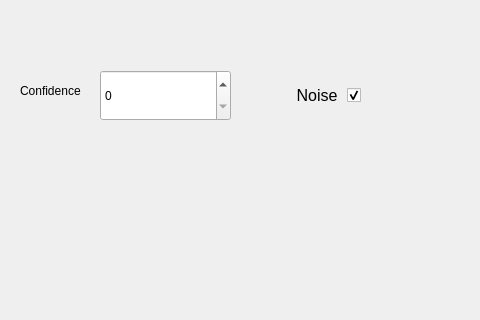
This is mainwindow.ui in mennovf/perfect-pitch as Qt 5 draws it before an edit; both pictures show x 0 to 480 and y 0 to 320 of the 1110 by 615 pixel window. The edited form follows.
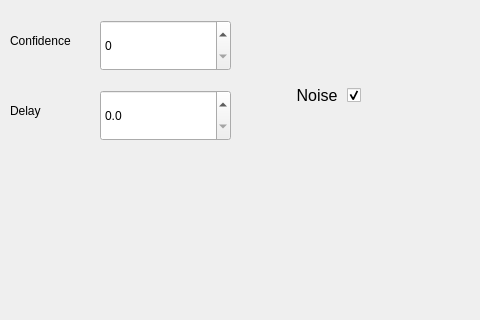
This is the edited form.

Commit message: Add delay before switching away from the correct note

The edit to the form file:
```diff
--- a/mainwindow.ui
+++ b/mainwindow.ui
@@ -47,8 +47,8 @@
    <widget class="QLabel" name="label">
     <property name="geometry">
      <rect>
-      <x>20</x>
-      <y>70</y>
+      <x>10</x>
+      <y>20</y>
       <width>91</width>
       <height>41</height>
      </rect>
@@ -61,7 +61,7 @@
     <property name="geometry">
      <rect>
       <x>100</x>
-      <y>70</y>
+      <y>20</y>
       <width>131</width>
       <height>51</height>
      </rect>
@@ -94,6 +94,38 @@
      <bool>true</bool>
     </property>
    </widget>
+   <widget class="QLabel" name="label_2">
+    <property name="geometry">
+     <rect>
+      <x>10</x>
+      <y>90</y>
+      <width>91</width>
+      <height>41</height>
+     </rect>
+    </property>
+    <property name="text">
+     <string>Delay</string>
+    </property>
+   </widget>
+   <widget class="QDoubleSpinBox" name="victoryDelay">
+    <property name="geometry">
+     <rect>
+      <x>100</x>
+      <y>90</y>
+      <width>131</width>
+      <height>51</height>
+     </rect>
+    </property>
+    <property name="decimals">
+     <number>1</number>
+    </property>
+    <property name="maximum">
+     <double>10.000000000000000</double>
+    </property>
+    <property name="singleStep">
+     <double>0.500000000000000</double>
+    </property>
+   </widget>
   </widget>
   <widget class="QStatusBar" name="statusbar"/>
  </widget>
```
The commit also changes 4 other files.
